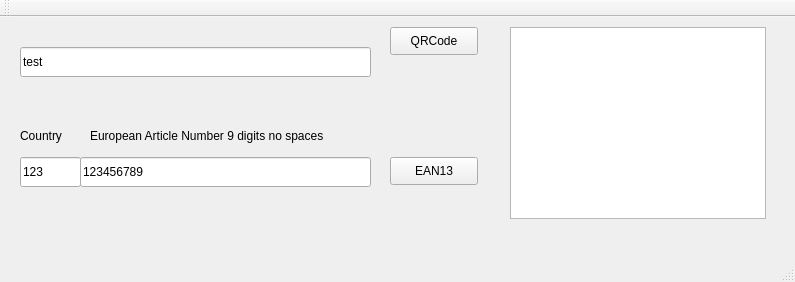
Above: mainwindow.ui from netpipe/qtBarcode before the change. Below: the same form after it.
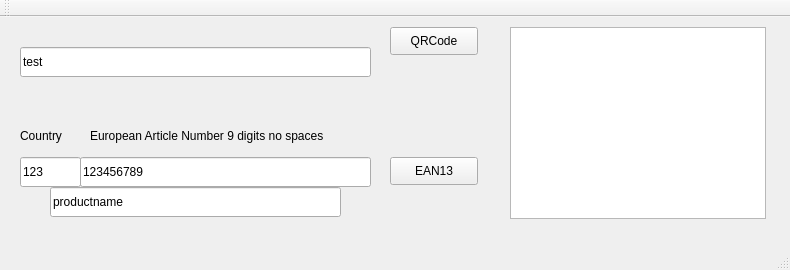
That is the form after the change.

Patch:
```diff
--- a/mainwindow.ui
+++ b/mainwindow.ui
@@ -6,8 +6,8 @@
    <rect>
     <x>0</x>
     <y>0</y>
-    <width>795</width>
-    <height>282</height>
+    <width>790</width>
+    <height>270</height>
    </rect>
   </property>
   <property name="windowTitle">
@@ -115,6 +115,19 @@
      <string>EAN13</string>
     </property>
    </widget>
+   <widget class="QLineEdit" name="eanproductname">
+    <property name="geometry">
+     <rect>
+      <x>50</x>
+      <y>170</y>
+      <width>291</width>
+      <height>30</height>
+     </rect>
+    </property>
+    <property name="text">
+     <string>productname</string>
+    </property>
+   </widget>
   </widget>
   <widget class="QMenuBar" name="menuBar">
    <property name="geometry">
```
Left out of the diff: 2 changed lines with no effect on the pictures.
